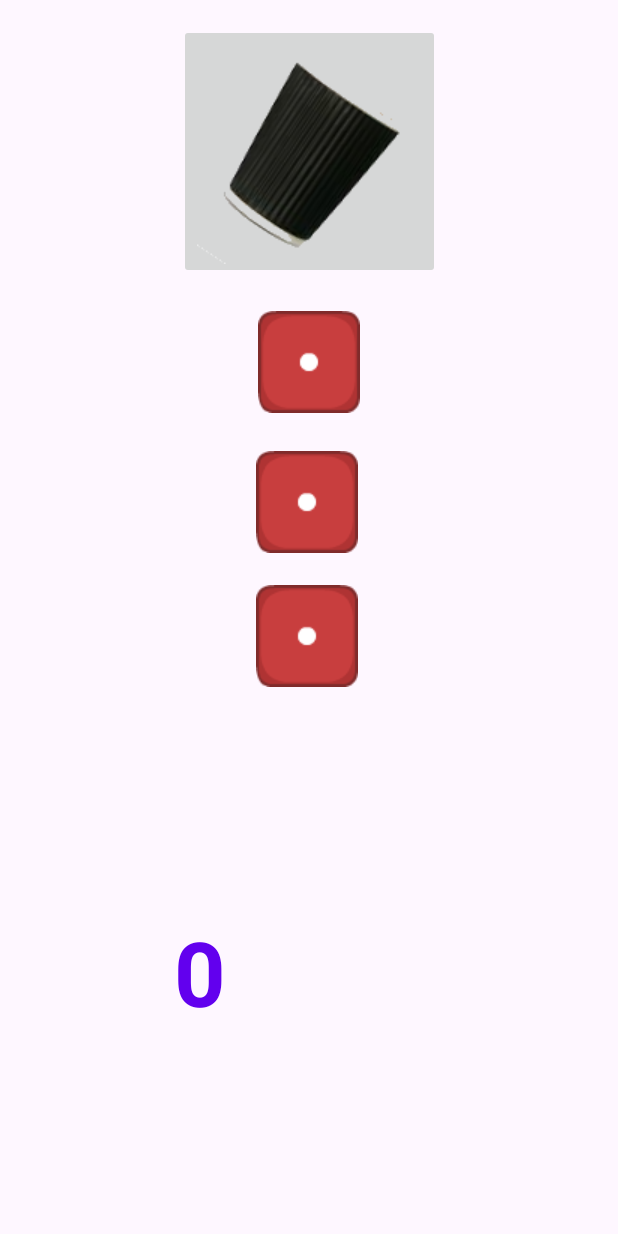
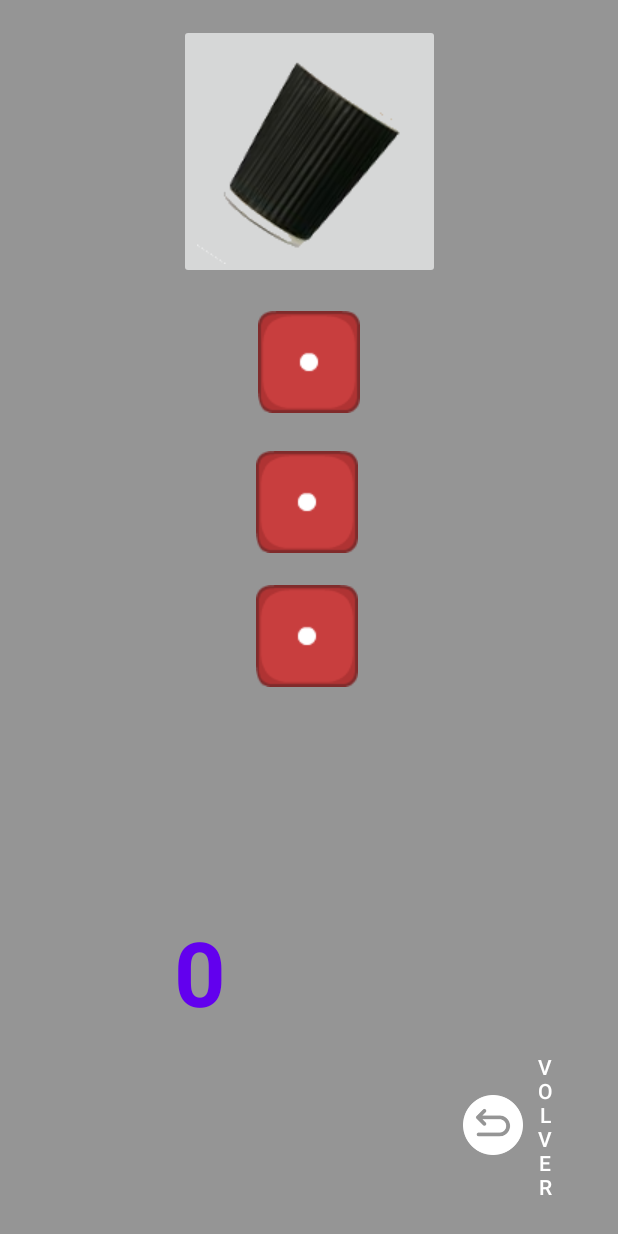
Before and after one commit to acascoc098/Aplicacion_t2, an Android app: the Dados screen opened directly, with no data from a screen before it, on a phone screen of 412 x 824 dp. Run offline under Robolectric (Android 15) with nearby library versions, the phone set to English and light mode, and no system bars; 2 statements that could not run were skipped.

Commit message:
Le añadimos un botón a los dados y chistes para volver a la clase main.

```diff
--- a/app/src/main/AndroidManifest.xml
+++ b/app/src/main/AndroidManifest.xml
@@ -32,7 +32,9 @@
         <activity android:name=".Dados" android:exported="false">
 
         </activity>
+        <activity android:name=".Chistes" android:exported="false">
 
+        </activity>
     </application>
 
 </manifest>
--- a/app/src/main/java/com/example/aplicacion_t2/Dados.kt
+++ b/app/src/main/java/com/example/aplicacion_t2/Dados.kt
@@ -1,5 +1,6 @@
 package com.example.aplicacion_t2
 
+import android.content.Intent
 import android.os.Bundle
 import android.view.View
 import android.widget.Button
@@ -30,6 +31,12 @@ class Dados : AppCompatActivity() {
         resultado = findViewById(R.id.resultado)
         setContentView(R.layout.dados)
         initEvent()
+
+        var btnVolver = findViewById<Button>(R.id.button5)
+        btnVolver.setOnClickListener { view ->
+            val intent = Intent(this, MainActivity::class.java)
+            startActivity(intent)
+        }
     }
 
 
--- a/app/src/main/res/layout/dados.xml
+++ b/app/src/main/res/layout/dados.xml
@@ -4,7 +4,8 @@
     xmlns:tools="http://schemas.android.com/tools"
     android:layout_width="match_parent"
     android:layout_height="match_parent"
-    tools:context=".MainActivity">
+    tools:context=".MainActivity"
+    android:background="@color/grisecillo">
 
     <ImageButton
         android:id="@+id/imageButton"
@@ -61,4 +62,19 @@
         app:layout_constraintTop_toBottomOf="@+id/imagview_dado3"
         app:layout_constraintVertical_bias="0.511" />
 
+    <Button
+        android:id="@+id/button5"
+        style="@style/Widget.AppCompat.Button.Borderless.Colored"
+        android:layout_width="109dp"
+        android:layout_height="117dp"
+        android:text="VOLVER"
+        app:icon="@drawable/volver"
+        app:iconSize="40dp"
+        app:layout_constraintBottom_toBottomOf="parent"
+        app:layout_constraintEnd_toEndOf="parent"
+        app:layout_constraintHorizontal_bias="0.941"
+        app:layout_constraintStart_toStartOf="parent"
+        app:layout_constraintTop_toTopOf="parent"
+        app:layout_constraintVertical_bias="0.978" />
+
 </androidx.constraintlayout.widget.ConstraintLayout>
```
Also changed, not shown: app/src/main/java/com/example/aplicacion_t2/Chistes.kt (+15 -7 lines), app/src/main/java/com/example/aplicacion_t2/MainActivity.kt (+8 -0 lines), app/src/main/res/layout/activity_main.xml (+4 -4 lines), app/src/main/res/layout/chistes.xml (+17 -1 lines), app/src/main/res/drawable/dado.png (added), app/src/main/res/drawable/reir.png (added).
